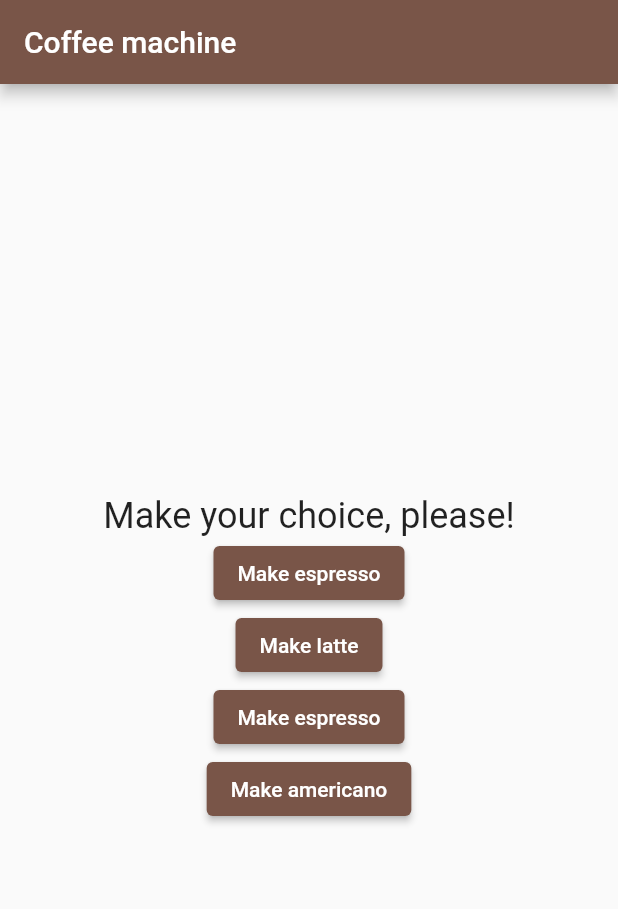
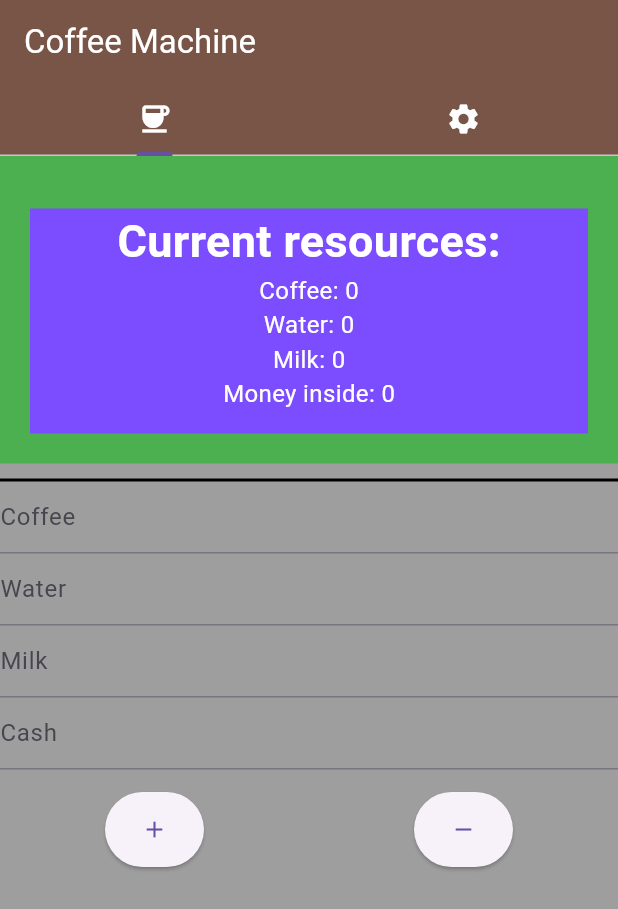
Before and after one commit to DimaUpGrade/Mobile-dev, a Flutter app: the screen it shows after launch, on a phone screen of 412 x 824 dp. Shown: the top 909 px of the screen. Run offline on Flutter 3.47's test engine with Material 2 defaults, Android fonts, the phone set to English and light mode, and no system bars; our stand-ins replace share_plus.

Commit message:
One of pages can be done. Main structure has been created. New classes has been added.

```diff
--- a/lab12/lib/Classes/Machine.dart
+++ b/lab12/lib/Classes/Machine.dart
@@ -20,6 +20,13 @@ class CoffeeMachine {
     return _resources.coffeeBeans >= coffee.coffeeBeansRequired &&
         _resources.water >= coffee.waterRequired &&
         _resources.milk >= coffee.milkRequired;
+  }
+
+  void changeResources(Resources value) {
+    _resources.coffeeBeans += value.coffeeBeans;
+    _resources.water += value.water;
+    _resources.milk += value.milk;
+    _resources.cash += value.cash;
   }
 
   void subtractResources(ICoffee coffee) {
--- /dev/null
+++ b/lab12/lib/Classes/Pages/Settings.dart
@@ -0,0 +1,228 @@
+import 'package:lab12/Classes/Machine.dart';
+import 'package:lab12/Classes/Resources.dart';
+import 'package:flutter/material.dart';
+
+class Settings extends StatefulWidget {
+  final CoffeeMachine machine;
+
+  const Settings({Key? key, required this.machine}) : super(key: key);
+
+  @override
+  State<Settings> createState() => _Settings();
+}
+
+class _Settings extends State<Settings> {
+  int beans = 0;
+  int water = 0;
+  int milk = 0;
+  int cash = 0;
+
+  final _formKey = GlobalKey<FormState>();
+  var _beansInput = TextEditingController();
+  var _waterInput = TextEditingController();
+  var _milkInput = TextEditingController();
+  var _cashInput = TextEditingController();
+
+  void _changeResources(String value) {
+    if (value == 'add') {
+      Resources resources = Resources(
+          int.parse(_beansInput.text),
+          int.parse(_waterInput.text),
+          int.parse(_milkInput.text),
+          int.parse(_cashInput.text),
+      );
+      widget.machine.changeResources(resources);
+      setState(() {});
+    }
+    if (value == 'take') {
+      Resources resources = Resources(
+          -int.parse(_beansInput.text),
+          -int.parse(_waterInput.text),
+          -int.parse(_milkInput.text),
+          -int.parse(_cashInput.text)
+      );
+      widget.machine.changeResources(resources);
+      setState(() {});
+    }
+  }
+
+  @override
+  void initState() {
+    super.initState();
+    _beansInput = TextEditingController(text: '');
+    _waterInput = TextEditingController(text: '');
+    _milkInput = TextEditingController(text: '');
+    _cashInput = TextEditingController(text: '');
+  }
+
+  @override
+  Widget build(BuildContext context) {
+    return Scaffold(
+      backgroundColor: Colors.grey,
+      body: Form(
+        key: _formKey,
+        child: ListView(
+          children: [
+            Container(
+              color: Colors.green,
+              child: Column(
+                children: [
+                  const SizedBox(
+                    height: 35,
+                  ),
+                  Padding(
+                    padding: const EdgeInsets.fromLTRB(20, 0, 20, 20),
+                    child: Container(
+                      height: 150,
+                      width: 400,
+                      decoration: const BoxDecoration(
+                        color: Colors.deepPurpleAccent,
+                      ),
+                      child: Column(
+                        mainAxisAlignment: MainAxisAlignment.start,
+                        children: [
+                          const Text(
+                            'Current resources:',
+                            style: TextStyle(
+                              fontSize: 30,
+                              color: Colors.white,
+                              fontWeight: FontWeight.bold,
+                            ),
+                          ),
+                          Text(
+                            'Coffee: ${widget.machine.resources.coffeeBeans}',
+                            style: const TextStyle(
+                              fontSize: 16,
+                              color: Colors.white
+                            ),
+                          ),
+                          Text(
+                            'Water: ${widget.machine.resources.water}',
+                            style: const TextStyle(
+                                fontSize: 16,
+                                color: Colors.white
+                            ),
+                          ),
+                          Text(
+                            'Milk: ${widget.machine.resources.milk}',
+                            style: const TextStyle(
+                                fontSize: 16,
+                                color: Colors.white
+                            ),
+                          ),
+                          Text(
+                            'Money inside: ${widget.machine.resources.cash}',
+                            style: const TextStyle(
+                                fontSize: 16,
+                                color: Colors.white
+                            ),
+                          )
+                        ],
+                      ),
+                    ),
+                  )
+                ],
+              ),
+            ),
+            const SizedBox(
+              height: 10,
+            ),
+            Container(
+              width: double.infinity,
+              height: 2,
+              color: Colors.black,
+            ),
+            TextFormField(
+              controller: _beansInput,
+              validator: (beans) {
+                if (int.tryParse(beans!) == null) {
+                  return 'Enter the correct data!';
+                }
+                return null;
+              },
+              keyboardType: TextInputType.number,
+              decoration: const InputDecoration(hintText: 'Coffee'),
+            ),
+            TextFormField(
+              controller: _waterInput,
+              validator: (water) {
+                if (int.tryParse(water!) == null) {
+                  return 'Enter the correct data!';
+                }
+                return null;
+              },
+              keyboardType: TextInputType.number,
+              decoration: const InputDecoration(hintText: 'Water'),
+            ),
+            TextFormField(
+              controller: _milkInput,
+              validator: (milk) {
+                if (int.tryParse(milk!) == null) {
+                  return 'Enter the correct data!';
+                }
+                return null;
+              },
+              keyboardType: TextInputType.number,
+              decoration: const InputDecoration(hintText: 'Milk'),
+            ),
+            TextFormField(
+              controller: _cashInput,
+              validator: (cash) {
+                if (int.tryParse(cash!) == null) {
+                  return 'Enter the correct data!';
+                }
+                return null;
+              },
+              keyboardType: TextInputType.number,
+              decoration: const InputDecoration(hintText: 'Cash'),
+            ),
+            const SizedBox(
+              height: 15,
+            ),
+            Row(
+              mainAxisAlignment: MainAxisAlignment.spaceAround,
+              children: [
+                ElevatedButton(
+                  onPressed: () {
+                    if (_formKey.currentState!.validate()) {
+                      _changeResources('add');
+                      ScaffoldMessenger.of(context).showSnackBar(
+                        const SnackBar(
+                          content: Text('Resources has been added!'),
+                        )
+                      );
+                    }
+                  },
+                  style: ElevatedButton.styleFrom(
+                    padding: const EdgeInsets.symmetric(
+                      vertical: 16, horizontal: 24
+                    )
+                  ),
+                  child: const Icon(Icons.add),
+                ),
+                ElevatedButton(
+                  onPressed: () {
+                    if (_formKey.currentState!.validate()) {
+                      _changeResources('take');
+                      ScaffoldMessenger.of(context).showSnackBar(
+                          const SnackBar(
+                            content: Text('Resources has been taken!'),
+                          )
+                      );
+                    }
+                  },
+                  style: ElevatedButton.styleFrom(
+                      padding: const EdgeInsets.symmetric(
+                          vertical: 16, horizontal: 24
+                      )
+                  ),
+                  child: const Icon(Icons.remove),
+                )
+              ],
+            )
+          ],
+        ),
+      ),
+    );
+  }
+}
--- a/lab12/lib/main.dart
+++ b/lab12/lib/main.dart
@@ -1,158 +1,74 @@
 import 'package:lab12/Classes/Enums.dart';
 import 'package:lab12/Classes/ICoffee.dart';
-
 import 'Classes/Coffee.dart';
 import 'Classes/Machine.dart' as mach;
 import 'Classes/Resources.dart';
 import 'package:flutter/material.dart';
+import 'package:lab12/Classes/Pages/Settings.dart';
+import 'package:lab12/Classes/Pages/Display.dart';
 
 import 'classes/Machine.dart';
 import 'dart:developer' as developer;
 
 void main() {
+  runApp(const MyTabBarApp());
 
-  runApp(const MyApp());
 }
 
-class MyApp extends StatelessWidget {
-  const MyApp({super.key});
+class MyTabBarApp extends StatelessWidget {
+  const MyTabBarApp({super.key});
 
   @override
   Widget build(BuildContext context) {
     return MaterialApp(
-      title: 'Coffee machine',
-      theme: ThemeData(
-        primarySwatch: Colors.brown,
-      ),
-      home: const MyTestWidget(title: 'Coffee machine'),
+      theme: ThemeData(useMaterial3: true),
+      home: MyTabBarBuild(),
     );
   }
 }
 
-class MyTestWidget extends StatefulWidget {
-  const MyTestWidget({super.key, required this.title});
-
-  final String title;
+class MyTabBarBuild extends StatefulWidget {
+  const MyTabBarBuild({Key? key}) : super(key: key);
 
   @override
-  State<MyTestWidget> createState() => _MyTestWidgetState();
+  _MyTabBarBuildState createState() => _MyTabBarBuildState();
+
 }
 
-class _MyTestWidgetState extends State<MyTestWidget> {
-  String _output = "Make your choice, please!";
-  mach.CoffeeMachine machine = mach.CoffeeMachine(Resources(1000, 1000, 1000, 1000));
-
-
-  void makeCof (ICoffee coffee) async {
-    await machine.makingCoffee(coffee);
-    setState(() {_output = 'Your ${coffee.coffeeName} is done!';});
-  }
+class _MyTabBarBuildState extends State<MyTabBarBuild> {
+  mach.CoffeeMachine machine = mach.CoffeeMachine(Resources(0, 0, 0, 0));
 
   @override
   Widget build(BuildContext context) {
-    return Scaffold(
+    return DefaultTabController(
+      initialIndex: 0,
+      length: 2,
+      child: Scaffold(
         appBar: AppBar(
-        title: Text(widget.title),
+          title: const Text(
+              'Coffee Machine',
+              style: TextStyle(color: Colors.white)
           ),
-      body: Center(
-        child: Column(
-          mainAxisAlignment: MainAxisAlignment.center,
-          children: <Widget>[
-            Text (
-                _output,
-                style: const TextStyle(
-                  fontSize: 24,
-                )
+          backgroundColor: Colors.brown,
+          bottom: const TabBar(
+            tabs: <Widget>[
+              Tab(
+                icon: Icon(Icons.coffee, color: Colors.white),
               ),
-
-            // Пока что отложены кнопки добавления ресурсов, но их легко сделать
-            // если это потребуется
-            // (здесь код из девятой лабы для кнопок добавки ресурсов)
-            //
-            // ElevatedButton(
-            //     onPressed: () {
-            //       //machine.water += 100;
-            //       setState(() {_output = 'Добавлено 100 мл воды!';});
-            //     },
-            //     style: ElevatedButton.styleFrom(
-            //         backgroundColor: Colors.brown
-            //     ),
-            //     child: const Text("Добавить 100 мл воды")
-            // ),
-            // ElevatedButton(
-            //     onPressed: () {
-            //       //machine.coffeeBeans += 50;
-            //       setState(() {_output = 'Добавлено 50 г кофе!';});
-            //     },
-            //     style: ElevatedButton.styleFrom(
-            //         backgroundColor: Colors.brown
-            //     ),
-            //     child: const Text("Добавить 50 г кофе")
-            // ),
-
-            ElevatedButton(
-                onPressed: () {
-                  Espresso espresso = Espresso();
-                  if (machine.isAvailable(espresso)) {
-                    makeCof(espresso);
-                  }
-                  else {
-                    setState(() {_output = "Not enough resources!";});
-                  }
-                },
-                style: ElevatedButton.styleFrom(
-                    backgroundColor: Colors.brown
+              Tab(
+                icon: Icon(Icons.settings, color: Colors.white),
               ),
-                child: const Text("Make espresso")
+            ],
           ),
-            ElevatedButton(
-                onPressed: () {
-                  Latte latte = Latte();
-                  if (machine.isAvailable(latte)) {
-                    makeCof(latte);
-                  }
-                  else {
-                    setState(() {_output = "Not enough resources!";});
-                  }
-                },
-                style: ElevatedButton.styleFrom(
-                    backgroundColor: Colors.brown
         ),
-                child: const Text("Make latte")
-            ),
-            ElevatedButton(
-                onPressed: () {
-                  Cappuccino cappuccino = Cappuccino();
-                  if (machine.isAvailable(cappuccino)) {
-                    makeCof(cappuccino);
-                  }
-                  else {
-                    setState(() {_output = "Not enough resources!";});
-                  }
-                },
-                style: ElevatedButton.styleFrom(
-                    backgroundColor: Colors.brown
-                ),
-                child: const Text("Make espresso")
-            ),
-            ElevatedButton(
-                onPressed: () {
-                  Americano americano = Americano();
-                  if (machine.isAvailable(americano)) {
-                    makeCof(americano);
-                  }
-                  else {
-                    setState(() {_output = "Not enough resources!";});
-                  }
-                },
-                style: ElevatedButton.styleFrom(
-                    backgroundColor: Colors.brown
-                ),
-                child: const Text("Make americano")
-            ),
+        body: TabBarView(
+          children: [
+            // Display(machine: machine),
+            Settings(machine: machine),
           ],
         ),
       ),
     );
   }
+
 }
```
Also changed, not shown: lab12/lib/Classes/Pages/Display.dart (added). Lines whose indentation alone changed are shown as unchanged.
